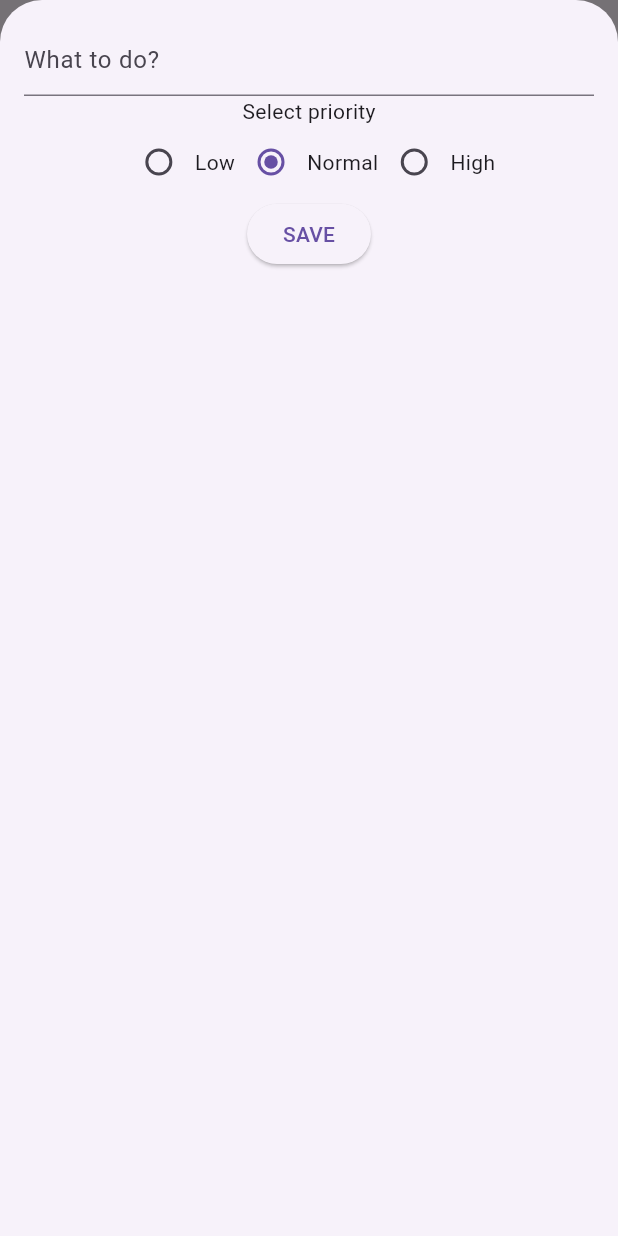
After one commit to kausaratg/flutter_practice, a Flutter app: the TodoSolution screen opened directly, after a tap on the "add" icon, on a phone screen of 412 x 824 dp. The commit adds this screen. Run offline on Flutter 3.47's test engine with Material 3 defaults, Android fonts, the phone set to English and light mode, and no system bars.

Commit message:
added tood

```diff
--- a/lib/main.dart
+++ b/lib/main.dart
@@ -1,7 +1,5 @@
 import 'package:flutter/material.dart';
-import 'package:flutter_practice/grid_view_example.dart';
 import 'package:flutter_practice/menu_page.dart';
-
 
 void main() {
   runApp(const MyApp());
--- /dev/null
+++ b/lib/todo_app.dart
@@ -0,0 +1,119 @@
+import 'package:flutter/material.dart';
+
+enum TodoPriority { low, normal, high }
+
+class TodoApp extends StatefulWidget {
+  const TodoApp({super.key});
+
+  @override
+  State<TodoApp> createState() => _TodoAppState();
+}
+
+class _TodoAppState extends State<TodoApp> {
+  TodoPriority priority = TodoPriority.normal;
+  final nameController = TextEditingController();
+
+  void _showModalWithState(BuildContext context) {
+    showModalBottomSheet(
+      context: context,
+      isScrollControlled: true,
+      builder: (BuildContext ctx) {
+        return StatefulBuilder(
+          builder: (BuildContext context, StateSetter setState) {
+            return Container(
+              child: Column(
+                children: [
+                  TextField(
+                    controller: nameController,
+                    decoration: InputDecoration(
+                      label: Text("What too do "),
+                      icon: Icon(Icons.book),
+                    ),
+                  ),
+                  SizedBox(height: 10),
+                  Text("Select Priority"),
+                  SizedBox(height: 10),
+                  Row(
+                    mainAxisAlignment: MainAxisAlignment.center,
+                    children: [
+                      _todoElement(setState, TodoPriority.low, "Low"),
+                      _todoElement(setState, TodoPriority.normal, "Normal"),
+                      _todoElement(setState, TodoPriority.high, "High"),
+                    ],
+                  ),
+                  ElevatedButton(
+                    onPressed: () {
+                      if (nameController.text.isEmpty) {
+                      } else {}
+                    },
+                    style: ElevatedButton.styleFrom(
+                      backgroundColor: Colors.blue,
+
+                      shape: RoundedRectangleBorder(
+                        side: BorderSide(width: 1, color: Colors.blue),
+                        borderRadius: BorderRadius.circular(10),
+                      ),
+                    ),
+                    child: Text("SAVE", style: TextStyle(color: Colors.white)),
+                  ),
+                ],
+              ),
+            );
+          },
+        );
+      },
+    );
+  }
+
+  Row _todoElement(StateSetter setState, TodoPriority prior, String text1) {
+    return Row(
+      children: [
+        Radio<TodoPriority>(
+          value: prior,
+          groupValue: priority,
+          onChanged: (value) {
+            setState(() {
+              priority = value!;
+            });
+          },
+        ),
+        Text(text1),
+      ],
+    );
+  }
+
+  void addTodo() {}
+  @override
+  Widget build(BuildContext context) {
+    return SafeArea(
+      child: Scaffold(
+        appBar: AppBar(title: Text("My ToDos")),
+        body: Center(child: Text("Nothing to do!")),
+        floatingActionButton: FloatingActionButton(
+          onPressed: () {
+            _showModalWithState(context);
+          },
+
+          child: Icon(Icons.add, color: Colors.white),
+        ),
+        floatingActionButtonLocation: FloatingActionButtonLocation.centerFloat,
+      ),
+    );
+  }
+}
+
+class MyTodo {
+  int id;
+  String name;
+  TodoPriority priority;
+  bool completed;
+
+  MyTodo({
+    required this.id,
+    required this.name,
+    required this.priority,
+    this.completed = false,
+  });
+
+  static List<MyTodo> todos = [];
+}
--- /dev/null
+++ b/lib/todo_solution.dart
@@ -0,0 +1,172 @@
+import 'package:flutter/material.dart';
+
+class TodoSolution extends StatefulWidget {
+  const TodoSolution({super.key});
+
+  @override
+  State<TodoSolution> createState() => _TodoSolutionState();
+}
+
+class _TodoSolutionState extends State<TodoSolution> {
+  final _controller = TextEditingController();
+  TodoPriority priority = TodoPriority.Normal;
+  @override
+  Widget build(BuildContext context) {
+    return Scaffold(
+      floatingActionButtonLocation: FloatingActionButtonLocation.centerFloat,
+      floatingActionButton: FloatingActionButton(
+        onPressed: () {
+          addTodo();
+        },
+        child: Icon(Icons.add),
+      ),
+      appBar: AppBar(title: Text("My Todos")),
+      body:
+          MyTodo.todos.isEmpty
+              ? Center(child: Text("Nothing to do!"))
+              : ListView.builder(
+                itemCount: MyTodo.todos.length,
+                itemBuilder: (context, index) {
+                  final todo = MyTodo.todos[index];
+                  return TodoItem(
+                    todo: todo,
+                    onchanged: (value) {
+                      setState(() {
+                        todo.completed = value;
+                      });
+                    },
+                  );
+                },
+              ),
+    );
+  }
+
+  void addTodo() {
+    showModalBottomSheet(
+      context: context,
+      isScrollControlled: true,
+      builder:
+          (context) => StatefulBuilder(
+            builder:
+                (context, setBuilderState) => Padding(
+                  padding: const EdgeInsets.all(16.0),
+                  child: Column(
+                    children: [
+                      TextField(
+                        controller: _controller,
+                        decoration: InputDecoration(hintText: "What to do?"),
+                      ),
+                      Text("Select priority"),
+                      Row(
+                        mainAxisAlignment: MainAxisAlignment.center,
+                        children: [
+                          Radio<TodoPriority>(
+                            value: TodoPriority.Low,
+                            groupValue: priority,
+                            onChanged: (value) {
+                              setBuilderState(() {
+                                priority = value!;
+                              });
+                            },
+                          ),
+                          Text(TodoPriority.Low.name),
+                          Radio<TodoPriority>(
+                            value: TodoPriority.Normal,
+                            groupValue: priority,
+                            onChanged: (value) {
+                              setBuilderState(() {
+                                priority = value!;
+                              });
+                            },
+                          ),
+                          Text(TodoPriority.Normal.name),
+                          Radio<TodoPriority>(
+                            value: TodoPriority.High,
+                            groupValue: priority,
+                            onChanged: (value) {
+                              setBuilderState(() {
+                                priority = value!;
+                              });
+                            },
+                          ),
+                          Text(TodoPriority.High.name),
+                        ],
+                      ),
+                      ElevatedButton(onPressed: _save, child: Text("SAVE")),
+                    ],
+                  ),
+                ),
+          ),
+    );
+  }
+
+  void _save() {
+    if (_controller.text.isEmpty) {
+      showMessage(context, "Input field must not be empty");
+    }
+    final todo = MyTodo(
+      id: DateTime.now().millisecondsSinceEpoch,
+      name: _controller.text,
+      priority: priority,
+    );
+    MyTodo.todos.add(todo);
+    _controller.clear();
+    setState(() {
+      Navigator.pop(context);
+    });
+  }
+}
+
+void showMessage(BuildContext context, String s) {
+  showDialog(
+    context: context,
+    builder:
+        (context) => AlertDialog(
+          title: Text("Caution!"),
+          content: Text(s),
+          actions: [
+            TextButton(
+              onPressed: () {
+                Navigator.pop(context);
+              },
+              child: Text("CLOSE"),
+            ),
+          ],
+        ),
+  );
+}
+
+class TodoItem extends StatelessWidget {
+  final MyTodo todo;
+  final Function(bool) onchanged;
+  const TodoItem({super.key, required this.todo, required this.onchanged});
+
+  @override
+  Widget build(BuildContext context) {
+    return CheckboxListTile(
+      title: Text(todo.name),
+      subtitle: Text("Priority: ${todo.priority.name}"),
+      value: todo.completed,
+
+      onChanged: (value) {
+        onchanged(value!);
+      },
+    );
+  }
+}
+
+class MyTodo {
+  int id;
+  String name;
+  bool completed;
+  TodoPriority priority;
+  MyTodo({
+    required this.id,
+    required this.name,
+    this.completed = false,
+    required this.priority,
+  });
+  static List<MyTodo> todos = [];
+}
+
+enum TodoPriority { Low, Normal, High }
```
Also changed, not shown: lib/menu_page.dart (+22 -2 lines), pubspec.lock.
